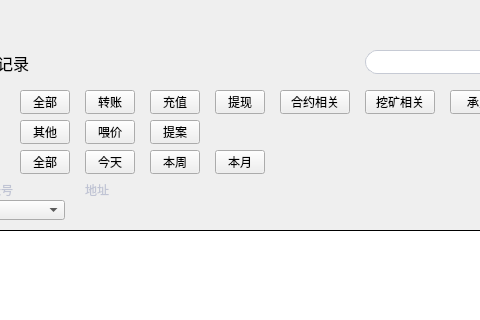
This is LNKWallet/alltransactionwidget.ui in HcashOrg/hx-indicator as Qt 5 draws it before an edit; both pictures show x 105 to 585 and y 0 to 320 of the 770 by 530 pixel window. The edited form follows.
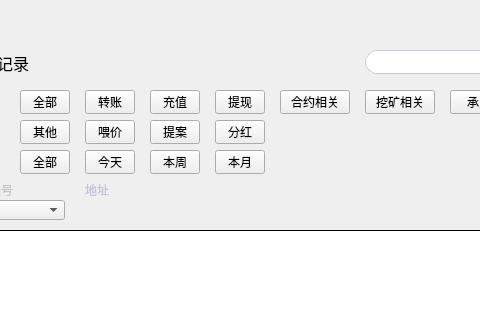
This is the edited form. Icons and pictures are not drawn.

Commit message: show bonus trx

Diff of the .ui file:
```diff
--- a/LNKWallet/alltransactionwidget.ui
+++ b/LNKWallet/alltransactionwidget.ui
@@ -650,6 +650,25 @@
     <string>提案</string>
    </property>
   </widget>
+  <widget class="QToolButton" name="typeBonusBtn">
+   <property name="geometry">
+    <rect>
+     <x>320</x>
+     <y>120</y>
+     <width>50</width>
+     <height>24</height>
+    </rect>
+   </property>
+   <property name="cursor">
+    <cursorShape>PointingHandCursor</cursorShape>
+   </property>
+   <property name="styleSheet">
+    <string notr="true"/>
+   </property>
+   <property name="text">
+    <string>分红</string>
+   </property>
+  </widget>
  </widget>
  <resources/>
  <connections/>
```
Left out of the diff: 2 changed lines with no effect on the pictures. The commit also changes 31 other files.
